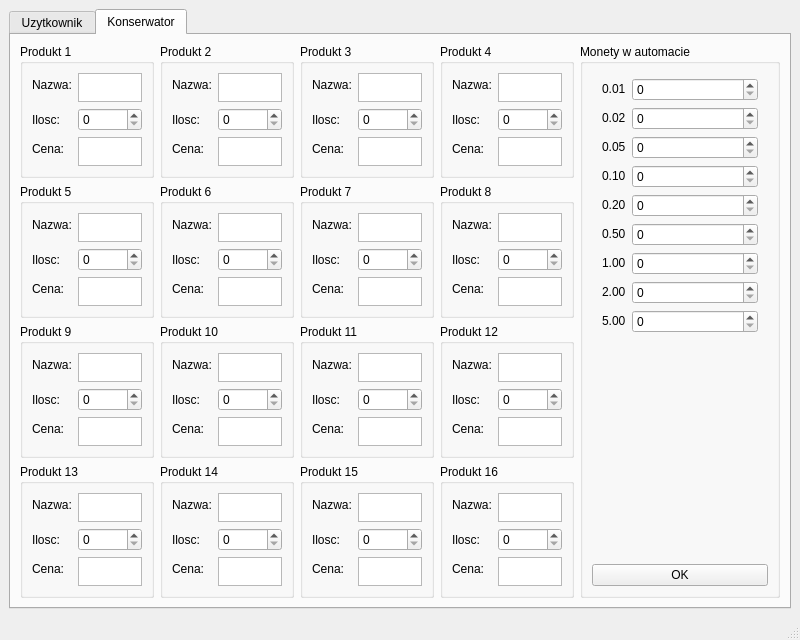
Old version of the form mainwindow.ui in the repository Bajtii/Automat-do-napojow.
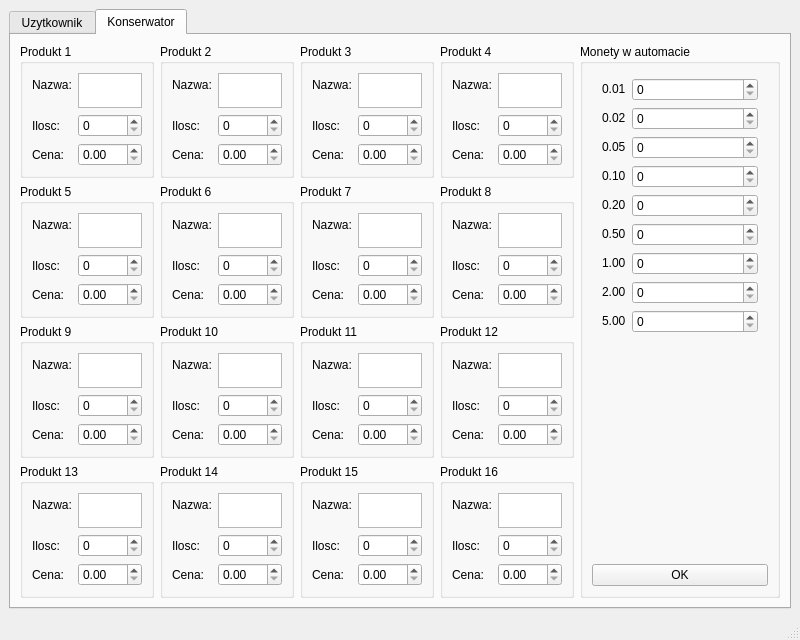
New version of the form.

The edit to the form file:
```diff
--- a/mainwindow.ui
+++ b/mainwindow.ui
@@ -880,7 +880,7 @@
               </widget>
              </item>
              <item row="2" column="1">
-              <widget class="QPlainTextEdit" name="kcena_13"/>
+              <widget class="QDoubleSpinBox" name="kcena_13"/>
              </item>
             </layout>
            </widget>
@@ -931,7 +931,7 @@
               </widget>
              </item>
              <item row="2" column="1">
-              <widget class="QPlainTextEdit" name="kcena_7"/>
+              <widget class="QDoubleSpinBox" name="kcena_7"/>
              </item>
             </layout>
            </widget>
@@ -982,7 +982,7 @@
               </widget>
              </item>
              <item row="2" column="1">
-              <widget class="QPlainTextEdit" name="kcena_3"/>
+              <widget class="QDoubleSpinBox" name="kcena_3"/>
              </item>
             </layout>
            </widget>
@@ -1033,7 +1033,7 @@
               </widget>
              </item>
              <item row="2" column="1">
-              <widget class="QPlainTextEdit" name="kcena_4"/>
+              <widget class="QDoubleSpinBox" name="kcena_4"/>
              </item>
             </layout>
            </widget>
@@ -1084,7 +1084,7 @@
               </widget>
              </item>
              <item row="2" column="1">
-              <widget class="QPlainTextEdit" name="kcena_14"/>
+              <widget class="QDoubleSpinBox" name="kcena_14"/>
              </item>
             </layout>
            </widget>
@@ -1135,7 +1135,7 @@
               </widget>
              </item>
              <item row="2" column="1">
-              <widget class="QPlainTextEdit" name="kcena_6"/>
+              <widget class="QDoubleSpinBox" name="kcena_6"/>
              </item>
             </layout>
            </widget>
@@ -1186,7 +1186,7 @@
               </widget>
              </item>
              <item row="2" column="1">
-              <widget class="QPlainTextEdit" name="kcena_11"/>
+              <widget class="QDoubleSpinBox" name="kcena_11"/>
              </item>
             </layout>
            </widget>
@@ -1237,7 +1237,7 @@
               </widget>
              </item>
              <item row="2" column="1">
-              <widget class="QPlainTextEdit" name="kcena_12"/>
+              <widget class="QDoubleSpinBox" name="kcena_12"/>
              </item>
             </layout>
            </widget>
@@ -1288,7 +1288,7 @@
               </widget>
              </item>
              <item row="2" column="1">
-              <widget class="QPlainTextEdit" name="kcena_1"/>
+              <widget class="QDoubleSpinBox" name="kcena_1"/>
              </item>
             </layout>
            </widget>
@@ -1339,7 +1339,7 @@
               </widget>
              </item>
              <item row="2" column="1">
-              <widget class="QPlainTextEdit" name="kcena_2"/>
+              <widget class="QDoubleSpinBox" name="kcena_2"/>
              </item>
             </layout>
            </widget>
@@ -1390,7 +1390,7 @@
               </widget>
              </item>
              <item row="2" column="1">
-              <widget class="QPlainTextEdit" name="kcena_15"/>
+              <widget class="QDoubleSpinBox" name="kcena_15"/>
              </item>
             </layout>
            </widget>
@@ -1441,7 +1441,7 @@
               </widget>
              </item>
              <item row="2" column="1">
-              <widget class="QPlainTextEdit" name="kcena_9"/>
+              <widget class="QDoubleSpinBox" name="kcena_9"/>
              </item>
             </layout>
            </widget>
@@ -1492,7 +1492,7 @@
               </widget>
              </item>
              <item row="2" column="1">
-              <widget class="QPlainTextEdit" name="kcena_5"/>
+              <widget class="QDoubleSpinBox" name="kcena_5"/>
              </item>
             </layout>
            </widget>
@@ -1543,7 +1543,7 @@
               </widget>
              </item>
              <item row="2" column="1">
-              <widget class="QPlainTextEdit" name="kcena_8"/>
+              <widget class="QDoubleSpinBox" name="kcena_8"/>
              </item>
             </layout>
            </widget>
@@ -1594,7 +1594,7 @@
               </widget>
              </item>
              <item row="2" column="1">
-              <widget class="QPlainTextEdit" name="kcena_16"/>
+              <widget class="QDoubleSpinBox" name="kcena_16"/>
              </item>
             </layout>
            </widget>
@@ -1645,7 +1645,7 @@
               </widget>
              </item>
              <item row="2" column="1">
-              <widget class="QPlainTextEdit" name="kcena_10"/>
+              <widget class="QDoubleSpinBox" name="kcena_10"/>
              </item>
             </layout>
            </widget>
```
Left out of the diff: 50 changed lines with no effect on the pictures.
